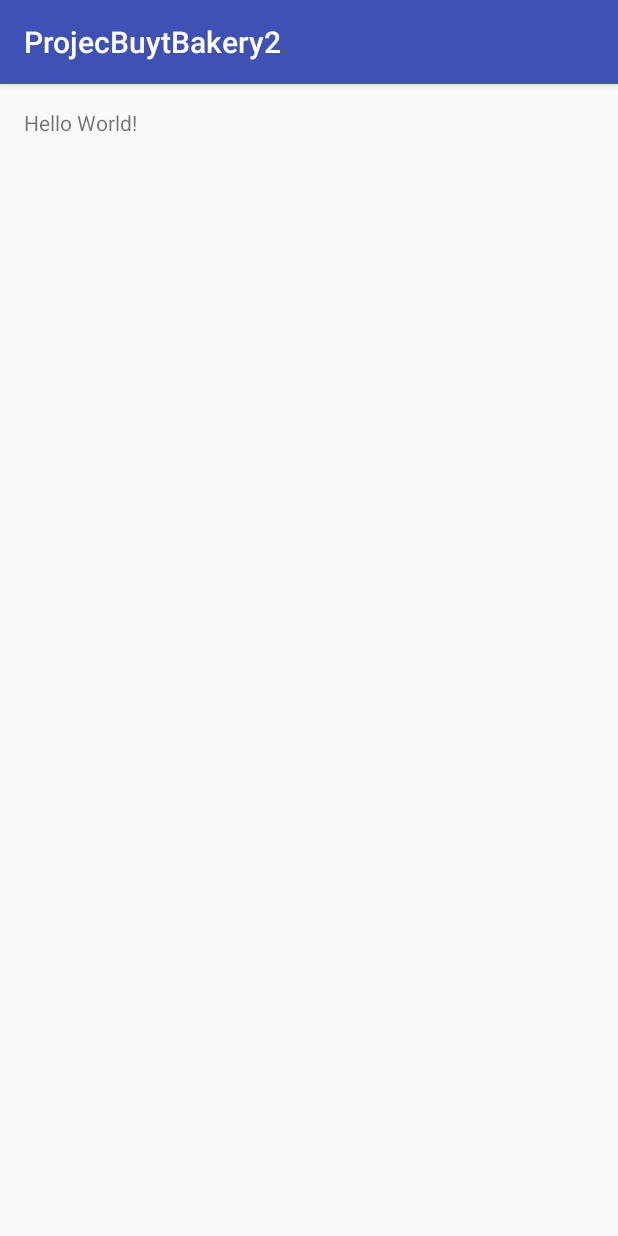
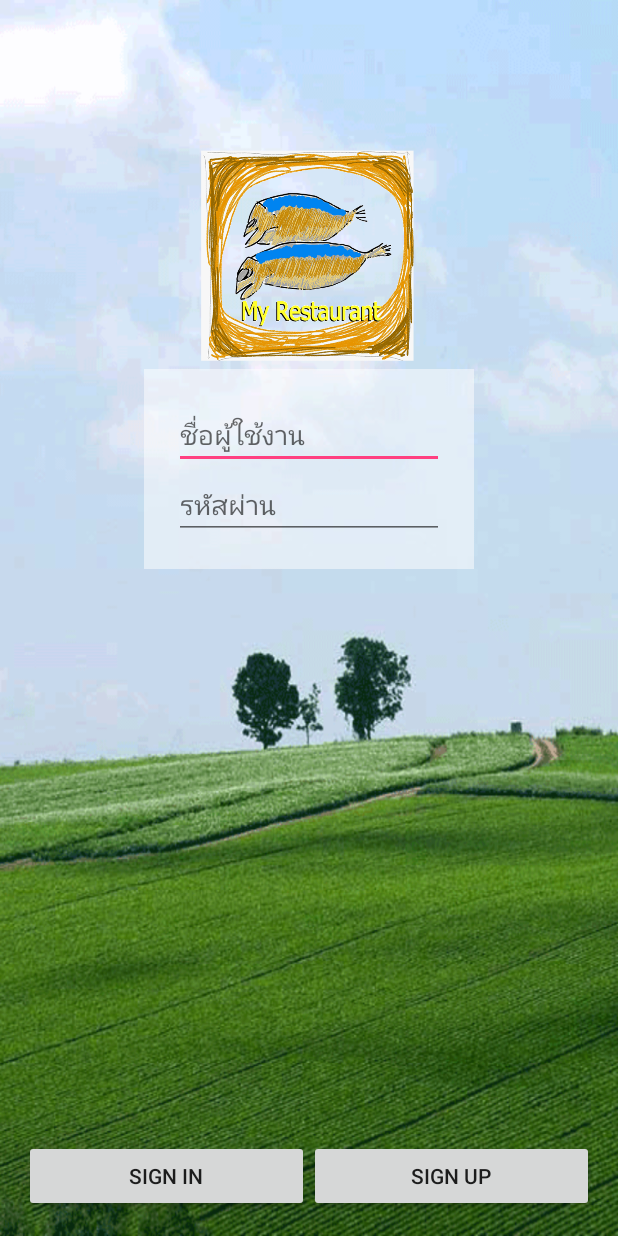
Before and after one commit to sorasakUoU/ProjecBuytBakery2, an Android app: the screen it shows after launch (MainActivity), on a phone screen of 412 x 824 dp. Run offline under Robolectric (Android 15) with nearby library versions, the phone set to English and light mode, and no system bars.

Commit message:
Disign UI Main Finish

```diff
--- a/app/src/main/res/layout/activity_main.xml
+++ b/app/src/main/res/layout/activity_main.xml
@@ -1,16 +1,67 @@
 <?xml version="1.0" encoding="utf-8"?>
 <RelativeLayout xmlns:android="http://schemas.android.com/apk/res/android"
     xmlns:tools="http://schemas.android.com/tools"
-    android:layout_width="match_parent"
-    android:layout_height="match_parent"
+    android:layout_width="wrap_content"
+    android:layout_height="wrap_content"
     android:paddingBottom="@dimen/activity_vertical_margin"
     android:paddingLeft="@dimen/activity_horizontal_margin"
     android:paddingRight="@dimen/activity_horizontal_margin"
     android:paddingTop="@dimen/activity_vertical_margin"
-    tools:context="kawinpart.sorasak.projecbuytbakery2.MainActivity">
+    tools:context="kawinpart.sorasak.projecbuytbakery2.MainActivity"
+    android:background="@drawable/bg25">
 
-    <TextView
-        android:layout_width="wrap_content"
+    <LinearLayout
+        android:orientation="horizontal"
+        android:layout_width="match_parent"
         android:layout_height="wrap_content"
-        android:text="Hello World!" />
+        android:layout_alignParentBottom="true" >
+
+        <Button
+            android:layout_width="wrap_content"
+            android:layout_height="wrap_content"
+            android:text="@string/SignIn"
+            android:id="@+id/button3"
+            android:layout_weight="1"
+            android:onClick="clickSignInMain" />
+
+        <Button
+            android:layout_width="wrap_content"
+            android:layout_height="wrap_content"
+            android:text="@string/SignUp"
+            android:id="@+id/button4"
+            android:layout_weight="1"
+            android:onClick="clickSignUpMain" />
+    </LinearLayout>
+
+    <ImageView
+        android:layout_width="@dimen/icon"
+        android:layout_height="@dimen/icon"
+        android:id="@+id/imageView2"
+        android:layout_marginTop="80dp"
+        android:layout_centerHorizontal="true"
+        android:src="@drawable/restaurant512" />
+
+    <LinearLayout
+        android:orientation="vertical"
+        android:layout_width="220dp"
+        android:layout_height="wrap_content"
+        android:layout_centerHorizontal="true"
+        android:layout_below="@+id/imageView2"
+        android:background="#82ffffff"
+        android:padding="20dp" >
+
+        <EditText
+            android:layout_width="match_parent"
+            android:layout_height="wrap_content"
+            android:id="@+id/editText"
+            android:hint="@string/user" />
+
+        <EditText
+            android:layout_width="match_parent"
+            android:layout_height="wrap_content"
+            android:id="@+id/editText2"
+            android:hint="@string/password"
+            android:inputType="textPassword" />
+
+    </LinearLayout>
 </RelativeLayout>
--- a/app/src/main/res/values/colors.xml
+++ b/app/src/main/res/values/colors.xml
@@ -3,4 +3,5 @@
     <color name="colorPrimary">#3F51B5</color>
     <color name="colorPrimaryDark">#303F9F</color>
     <color name="colorAccent">#FF4081</color>
+    <color name="text">#2f2ff0</color>
 </resources>
--- a/app/src/main/res/values/dimens.xml
+++ b/app/src/main/res/values/dimens.xml
@@ -2,4 +2,9 @@
     <!-- Default screen margins, per the Android Design guidelines. -->
     <dimen name="activity_horizontal_margin">16dp</dimen>
     <dimen name="activity_vertical_margin">16dp</dimen>
+    <dimen name="h1">35sp</dimen>
+    <dimen name="h2">20sp</dimen>
+    <dimen name="icon">150dp</dimen>
+    <dimen name="edit">250dp</dimen>
+    <dimen name="margin">20dp</dimen>
 </resources>
--- a/app/src/main/res/values/strings.xml
+++ b/app/src/main/res/values/strings.xml
@@ -1,3 +1,13 @@
 <resources>
     <string name="app_name">ProjecBuytBakery2</string>
+
+    <string name="SignIn">Sign In</string>
+    <string name="SignUp">Sign Up</string>
+    <string name="name">ชื่อ</string>
+    <string name="user">ชื่อผู้ใช้งาน</string>
+    <string name="password">รหัสผ่าน</string>
+    <string name="id_card">บัตรประชาชน</string>
+    <string name="ResetId">ลืมรหัสผ่าน</string>
+
+    <string name="receive">ใบเสร็จรับเงิน</string>
 </resources>
--- a/app/src/main/res/values/styles.xml
+++ b/app/src/main/res/values/styles.xml
@@ -1,7 +1,7 @@
 <resources>
 
     <!-- Base application theme. -->
-    <style name="AppTheme" parent="Theme.AppCompat.Light.DarkActionBar">
+    <style name="AppTheme" parent="Theme.AppCompat.Light.NoActionBar">
         <!-- Customize your theme here. -->
         <item name="colorPrimary">@color/colorPrimary</item>
         <item name="colorPrimaryDark">@color/colorPrimaryDark</item>
```
Also changed, not shown: app/src/main/res/drawable/bg25.png (added), app/src/main/res/drawable/restaurant512.png (added).
